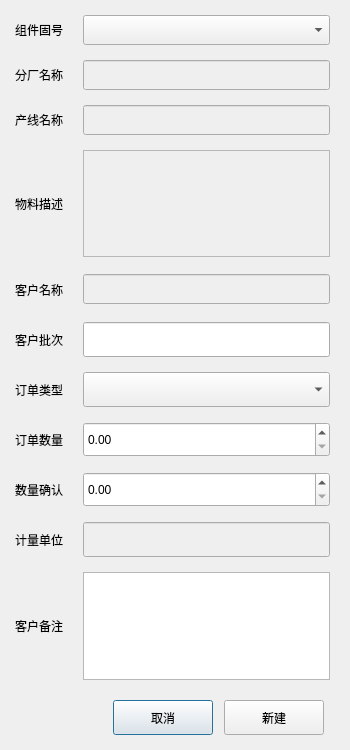
Qt form Qt/ERP/dialogneworder.ui (superp2017/NTERP) before a commit.
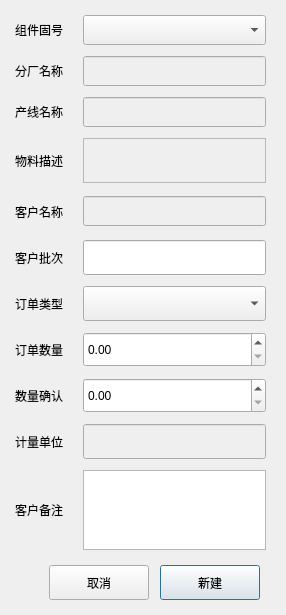
The same form after that commit.

Diff of the .ui file:
```diff
--- a/Qt/ERP/dialogneworder.ui
+++ b/Qt/ERP/dialogneworder.ui
@@ -6,8 +6,8 @@
    <rect>
     <x>0</x>
     <y>0</y>
-    <width>350</width>
-    <height>750</height>
+    <width>286</width>
+    <height>615</height>
    </rect>
   </property>
   <property name="minimumSize">
@@ -39,7 +39,7 @@
     <number>15</number>
    </property>
    <property name="verticalSpacing">
-    <number>20</number>
+    <number>15</number>
    </property>
    <item row="0" column="0">
     <layout class="QGridLayout" name="gridLayout">
@@ -50,7 +50,7 @@
       <number>20</number>
      </property>
      <property name="verticalSpacing">
-      <number>15</number>
+      <number>11</number>
      </property>
      <item row="0" column="0">
       <widget class="QLabel" name="label_10">
@@ -132,13 +132,13 @@
        <property name="minimumSize">
         <size>
          <width>0</width>
-         <height>65</height>
+         <height>35</height>
         </size>
        </property>
        <property name="maximumSize">
         <size>
          <width>16777215</width>
-         <height>150</height>
+         <height>80</height>
         </size>
        </property>
        <property name="lineWidth">
@@ -311,25 +311,6 @@
        </property>
       </widget>
      </item>
-     <item row="10" column="2">
-      <widget class="QTextEdit" name="textEdit_custom_note">
-       <property name="minimumSize">
-        <size>
-         <width>0</width>
-         <height>80</height>
-        </size>
-       </property>
-       <property name="maximumSize">
-        <size>
-         <width>16777215</width>
-         <height>150</height>
-        </size>
-       </property>
-       <property name="documentTitle">
-        <string/>
-       </property>
-      </widget>
-     </item>
      <item row="8" column="0">
       <widget class="QLabel" name="label_11">
        <property name="minimumSize">
@@ -356,6 +337,25 @@
        </property>
       </widget>
      </item>
+     <item row="10" column="2">
+      <widget class="QTextEdit" name="textEdit_custom_note">
+       <property name="minimumSize">
+        <size>
+         <width>0</width>
+         <height>80</height>
+        </size>
+       </property>
+       <property name="maximumSize">
+        <size>
+         <width>16777215</width>
+         <height>100</height>
+        </size>
+       </property>
+       <property name="documentTitle">
+        <string/>
+       </property>
+      </widget>
+     </item>
     </layout>
    </item>
    <item row="1" column="0">
@@ -393,6 +393,9 @@
        <property name="text">
         <string>取消</string>
        </property>
+       <property name="autoDefault">
+        <bool>false</bool>
+       </property>
       </widget>
      </item>
      <item>
@@ -406,6 +409,9 @@
        <property name="text">
         <string>新建</string>
        </property>
+       <property name="autoDefault">
+        <bool>true</bool>
+       </property>
       </widget>
      </item>
     </layout>
```
